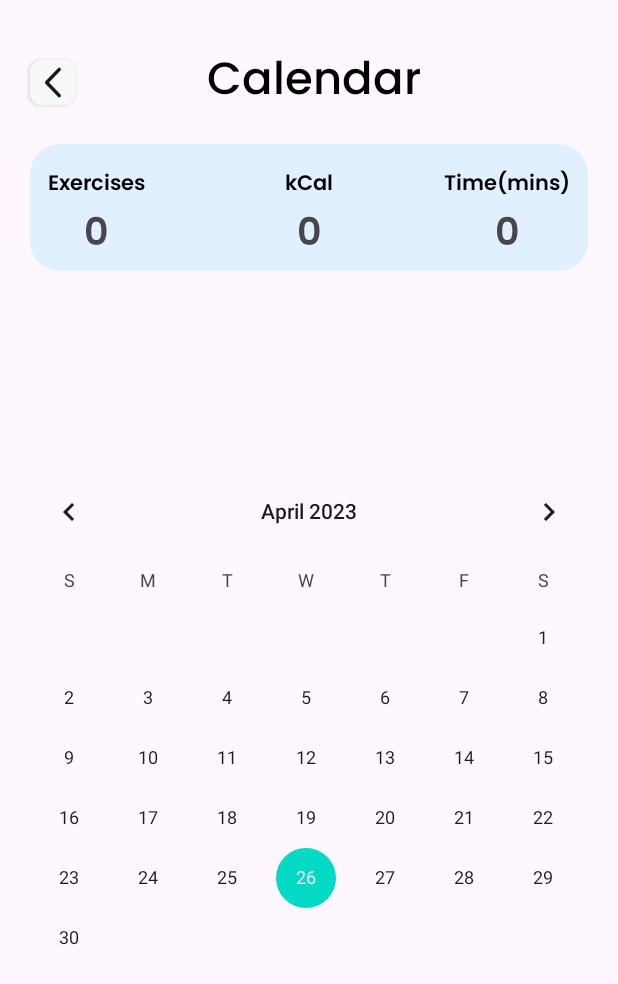
After one commit to H1eu69/eWorkout, an Android app: the fragment DailyScheduleFragment shown on its own in the app's theme, on a phone screen of 412 x 824 dp. The commit adds this screen. Shown: the top 984 px of the screen. Run offline under Robolectric (Android 15) with nearby library versions, the phone set to English and light mode, and no system bars; our stand-ins replace data binding.

Commit message:
fix activity status 1

```diff
--- /dev/null
+++ b/app/src/main/java/com/example/eworkout/training/view/DailyScheduleFragment.kt
@@ -0,0 +1,60 @@
+package com.example.eworkout.training.view
+
+import android.os.Bundle
+import androidx.fragment.app.Fragment
+import android.view.LayoutInflater
+import android.view.View
+import android.view.ViewGroup
+import com.example.eworkout.R
+
+// TODO: Rename parameter arguments, choose names that match
+// the fragment initialization parameters, e.g. ARG_ITEM_NUMBER
+private const val ARG_PARAM1 = "param1"
+private const val ARG_PARAM2 = "param2"
+
+/**
+ * A simple [Fragment] subclass.
+ * Use the [DailyScheduleFragment.newInstance] factory method to
+ * create an instance of this fragment.
+ */
+class DailyScheduleFragment : Fragment() {
+    // TODO: Rename and change types of parameters
+    private var param1: String? = null
+    private var param2: String? = null
+
+    override fun onCreate(savedInstanceState: Bundle?) {
+        super.onCreate(savedInstanceState)
+        arguments?.let {
+            param1 = it.getString(ARG_PARAM1)
+            param2 = it.getString(ARG_PARAM2)
+        }
+    }
+
+    override fun onCreateView(
+        inflater: LayoutInflater, container: ViewGroup?,
+        savedInstanceState: Bundle?
+    ): View? {
+        // Inflate the layout for this fragment
+        return inflater.inflate(R.layout.fragment_daily_schedule, container, false)
+    }
+
+    companion object {
+        /**
+         * Use this factory method to create a new instance of
+         * this fragment using the provided parameters.
+         *
+         * @param param1 Parameter 1.
+         * @param param2 Parameter 2.
+         * @return A new instance of fragment DailyScheduleFragment.
+         */
+        // TODO: Rename and change types and number of parameters
+        @JvmStatic
+        fun newInstance(param1: String, param2: String) =
+            DailyScheduleFragment().apply {
+                arguments = Bundle().apply {
+                    putString(ARG_PARAM1, param1)
+                    putString(ARG_PARAM2, param2)
+                }
+            }
+    }
+}
--- a/app/src/main/java/com/example/eworkout/training/view/FragmentWorkoutDone.kt
+++ b/app/src/main/java/com/example/eworkout/training/view/FragmentWorkoutDone.kt
@@ -87,6 +87,7 @@ class FragmentWorkoutDone : Fragment() {
             onClick()
         }
         binding.btnNext.setOnClickListener {
+            _viewModel.addToCalendar(setTakenID.toString())
             onClick()
         }
         binding.textViewNext.setOnClickListener {
--- /dev/null
+++ b/app/src/main/res/layout/fragment_daily_schedule.xml
@@ -0,0 +1,142 @@
+<?xml version="1.0" encoding="utf-8"?>
+<layout xmlns:tools="http://schemas.android.com/tools"
+    xmlns:android="http://schemas.android.com/apk/res/android"
+    xmlns:app="http://schemas.android.com/apk/res-auto">
+
+    <androidx.constraintlayout.widget.ConstraintLayout
+        android:layout_width="match_parent"
+        android:layout_height="match_parent">
+
+        <androidx.constraintlayout.widget.ConstraintLayout
+            android:id="@+id/data_layout"
+            android:layout_width="match_parent"
+            android:layout_height="match_parent">
+
+            <androidx.appcompat.widget.AppCompatButton
+                android:id="@+id/backBtn"
+                android:layout_width="30dp"
+                android:layout_height="30dp"
+                android:layout_marginStart="20dp"
+                android:layout_marginTop="40dp"
+                android:background="@drawable/btn_navigate_up_background"
+                app:layout_constraintStart_toStartOf="parent"
+                app:layout_constraintTop_toTopOf="parent"
+                tools:ignore="SpeakableTextPresentCheck,TouchTargetSizeCheck" />
+
+            <TextView
+                android:id="@+id/textViewCalendar"
+                android:layout_width="wrap_content"
+                android:layout_height="wrap_content"
+                android:text="Calendar"
+                android:textSize="30sp"
+                android:textColor="@color/black"
+                android:layout_marginTop="30dp"
+                android:fontFamily="@font/poppins_medium"
+                app:layout_constraintHorizontal_bias="0.4"
+                app:layout_constraintEnd_toEndOf="parent"
+                app:layout_constraintStart_toEndOf="@+id/backBtn"
+                app:layout_constraintTop_toTopOf="parent" />
+
+            <androidx.constraintlayout.widget.ConstraintLayout
+                android:id="@+id/frameIndicator"
+                android:layout_width="0dp"
+                android:layout_height="wrap_content"
+                android:layout_marginTop="15dp"
+                android:layout_marginStart="20dp"
+                android:layout_marginEnd="20dp"
+                android:paddingTop="5dp"
+                app:layout_constraintStart_toStartOf="parent"
+                app:layout_constraintEnd_toEndOf="parent"
+                app:layout_constraintTop_toBottomOf="@+id/textViewCalendar"
+                android:background="@drawable/radius_shape">
+
+                <TextView
+                    android:id="@+id/textViewExercises"
+                    android:layout_width="wrap_content"
+                    android:layout_height="wrap_content"
+                    app:layout_constraintStart_toStartOf="parent"
+                    app:layout_constraintTop_toTopOf="parent"
+                    android:text="Exercises"
+                    android:textSize="14sp"
+                    android:fontFamily="@font/poppins_semibold"
+                    android:textColor="@color/black"
+                    android:layout_marginStart="10dp"
+                    android:layout_marginTop="10dp"/>
+
+                <TextView
+                    android:id="@+id/numOfExercises"
+                    android:layout_width="wrap_content"
+                    android:layout_height="wrap_content"
+                    app:layout_constraintStart_toStartOf="@+id/textViewExercises"
+                    app:layout_constraintTop_toBottomOf="@+id/textViewExercises"
+                    app:layout_constraintEnd_toEndOf="@+id/textViewExercises"
+                    android:text="0"
+                    android:textSize="25sp"
+                    android:fontFamily="@font/poppins_semibold"/>
+
+                <TextView
+                    android:id="@+id/textViewKcal"
+                    android:layout_width="wrap_content"
+                    android:layout_height="wrap_content"
+                    app:layout_constraintStart_toStartOf="parent"
+                    app:layout_constraintTop_toTopOf="parent"
+                    app:layout_constraintEnd_toEndOf="parent"
+                    android:text="kCal"
+                    android:textSize="14sp"
+                    android:fontFamily="@font/poppins_semibold"
+                    android:textColor="@color/black"
+                    android:layout_marginTop="10dp"/>
+
+                <TextView
+                    android:id="@+id/numOfKcal"
+                    android:layout_width="wrap_content"
+                    android:layout_height="wrap_content"
+                    app:layout_constraintStart_toStartOf="@+id/textViewKcal"
+                    app:layout_constraintTop_toBottomOf="@+id/textViewKcal"
+                    app:layout_constraintEnd_toEndOf="@+id/textViewKcal"
+                    android:text="0"
+                    android:textSize="25sp"
+                    android:fontFamily="@font/poppins_semibold"/>
+
+                <TextView
+                    android:id="@+id/textViewTime"
+                    android:layout_width="wrap_content"
+                    android:layout_height="wrap_content"
+                    app:layout_constraintEnd_toEndOf="parent"
+                    app:layout_constraintTop_toTopOf="parent"
+                    android:text="Time(mins)"
+                    android:textSize="14sp"
+                    android:fontFamily="@font/poppins_semibold"
+                    android:textColor="@color/black"
+                    android:layout_marginStart="5dp"
+                    android:layout_marginEnd="10dp"
+                    android:layout_marginTop="10dp"/>
+
+                <TextView
+                    android:id="@+id/numOfTime"
+                    android:layout_width="wrap_content"
+                    android:layout_height="wrap_content"
+                    app:layout_constraintStart_toStartOf="@+id/textViewTime"
+                    app:layout_constraintTop_toBottomOf="@+id/textViewTime"
+                    app:layout_constraintEnd_toEndOf="@+id/textViewTime"
+                    android:text="0"
+                    android:textSize="25sp"
+                    android:fontFamily="@font/poppins_semibold"/>
+
+            </androidx.constraintlayout.widget.ConstraintLayout>
+
+            <CalendarView
+                android:id="@+id/calendar"
+                android:layout_width="0dp"
+                android:layout_height="wrap_content"
+                app:layout_constraintTop_toBottomOf="@+id/frameIndicator"
+                app:layout_constraintStart_toStartOf="parent"
+                app:layout_constraintEnd_toEndOf="parent"
+                app:layout_constraintBottom_toBottomOf="parent"
+                app:layout_constraintVertical_bias="0.3"
+                android:layout_marginTop="50dp"/>
+
+        </androidx.constraintlayout.widget.ConstraintLayout>
+
+    </androidx.constraintlayout.widget.ConstraintLayout>
+</layout>
--- a/app/src/main/res/layout/fragment_login.xml
+++ b/app/src/main/res/layout/fragment_login.xml
@@ -46,6 +46,7 @@
                 android:layout_width="match_parent"
                 android:layout_height="wrap_content"
                 android:text="@={viewModel.email}"
+                android:singleLine="true"
                 android:afterTextChanged="@{() -> viewModel.validateEmail}"
                 android:hint="@string/email"
                 android:id="@+id/email"/>
```
Also changed, not shown: app/src/main/java/com/example/eworkout/training/view/TrainingFragment.kt (+16 -41 lines), app/src/main/java/com/example/eworkout/training/viewmodel/TrainingViewModel.kt (+48 -64 lines), app/src/main/java/com/example/eworkout/training/viewmodel/WorkoutDoneViewModel.kt (+26 -0 lines).
